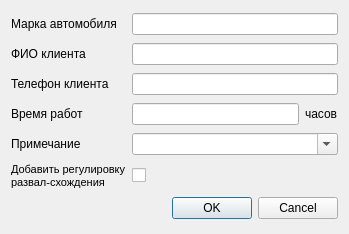
nio-kun/timetable, file order_details.ui: the form before one commit.
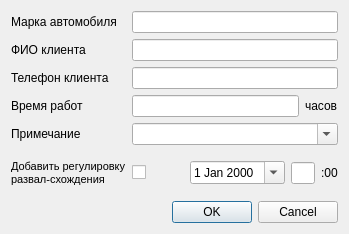
The form after the commit.

```diff
--- a/order_details.ui
+++ b/order_details.ui
@@ -88,14 +88,7 @@
      </property>
     </widget>
    </item>
-   <item row="5" column="2" colspan="2">
-    <widget class="QCheckBox" name="checkBox">
-     <property name="text">
-      <string/>
-     </property>
-    </widget>
-   </item>
-   <item row="6" column="1" colspan="3">
+   <item row="8" column="1" colspan="3">
     <widget class="QDialogButtonBox" name="buttonBox">
      <property name="orientation">
       <enum>Qt::Horizontal</enum>
@@ -112,6 +105,57 @@
      </property>
     </widget>
    </item>
+   <item row="5" column="2" colspan="2">
+    <layout class="QHBoxLayout" name="horizontalLayout">
+     <item>
+      <widget class="QCheckBox" name="checkBox">
+       <property name="text">
+        <string/>
+       </property>
+      </widget>
+     </item>
+     <item>
+      <spacer name="horizontalSpacer">
+       <property name="orientation">
+        <enum>Qt::Horizontal</enum>
+       </property>
+       <property name="sizeHint" stdset="0">
+        <size>
+         <width>40</width>
+         <height>20</height>
+        </size>
+       </property>
+      </spacer>
+     </item>
+     <item>
+      <widget class="QDateEdit" name="dateEdit">
+       <property name="calendarPopup">
+        <bool>true</bool>
+       </property>
+      </widget>
+     </item>
+     <item>
+      <widget class="QLineEdit" name="lineEdit_5">
+       <property name="maximumSize">
+        <size>
+         <width>25</width>
+         <height>16777215</height>
+        </size>
+       </property>
+       <property name="text">
+        <string/>
+       </property>
+      </widget>
+     </item>
+     <item>
+      <widget class="QLabel" name="label_9">
+       <property name="text">
+        <string>:00</string>
+       </property>
+      </widget>
+     </item>
+    </layout>
+   </item>
   </layout>
  </widget>
  <resources/>
```
